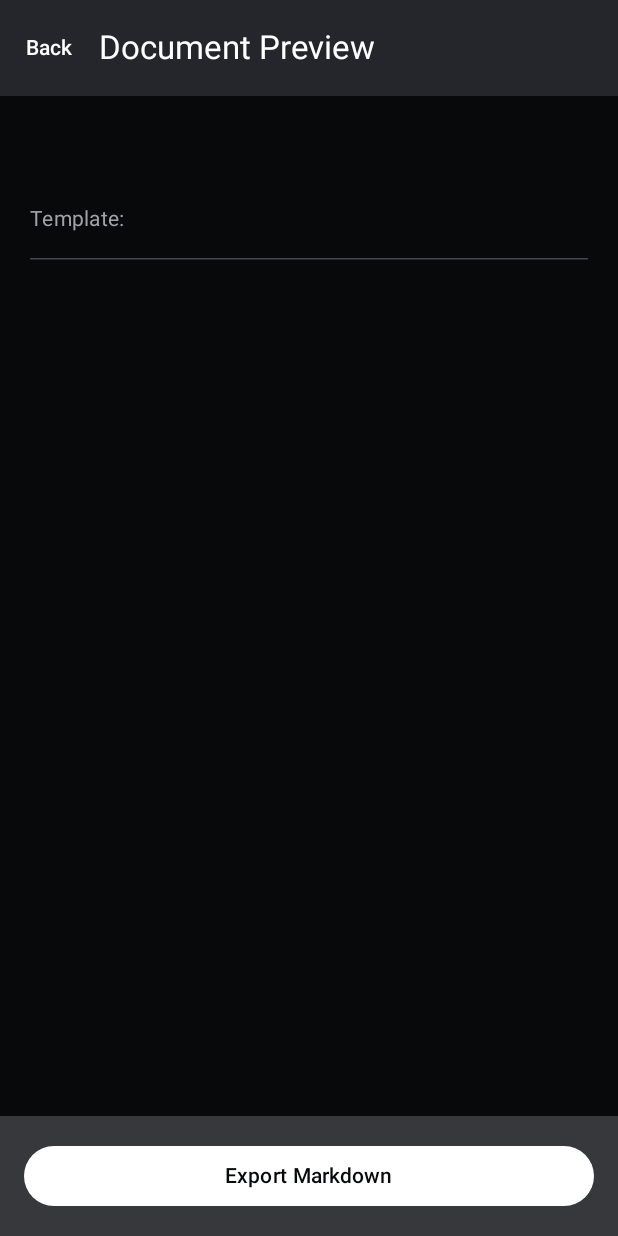
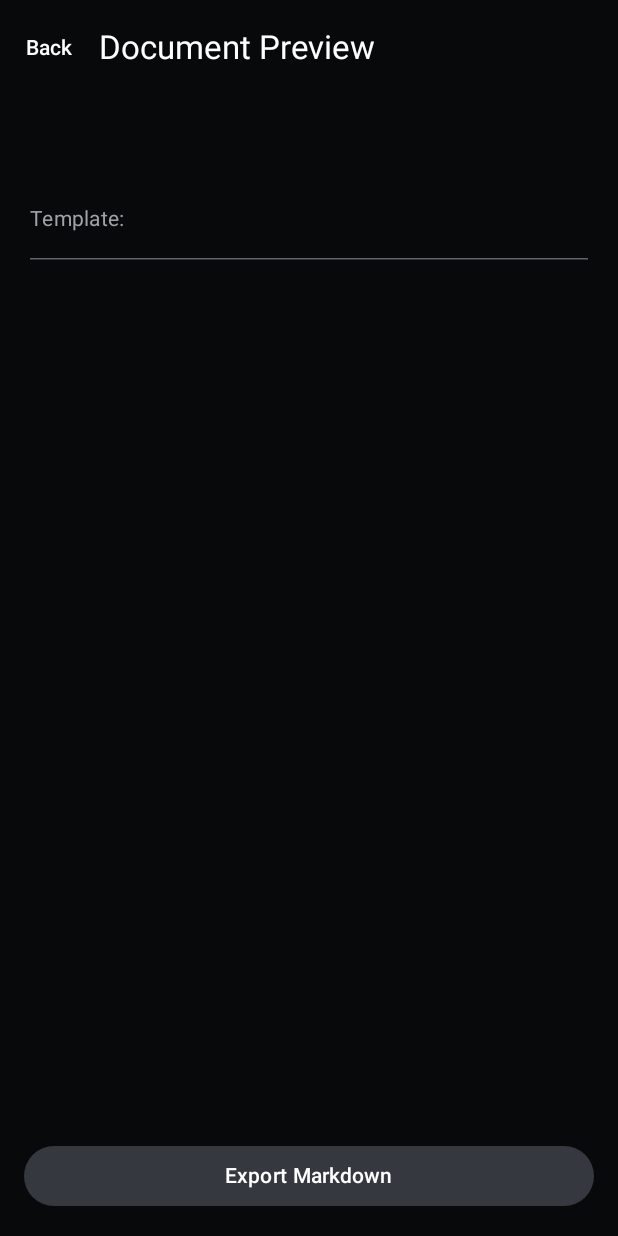
Before and after one commit to miloeais/RPArchitect, an Android app built with Jetpack Compose: the composable DocumentPreviewScreen called with empty values, on a phone screen of 412 x 824 dp. Run offline under Robolectric (Android 15) with nearby library versions, the phone set to English and light mode, and no system bars.

Commit message:
Update DocumentPreviewScreen.kt

```diff
--- a/app/src/main/java/com/rparchitect/app/ui/screens/DocumentPreviewScreen.kt
+++ b/app/src/main/java/com/rparchitect/app/ui/screens/DocumentPreviewScreen.kt
@@ -1,3 +1,4 @@
+
 package com.rparchitect.app.ui.screens
 
 import androidx.compose.foundation.layout.*
@@ -8,6 +9,7 @@ import androidx.compose.runtime.Composable
 import androidx.compose.ui.Modifier
 import androidx.compose.ui.unit.dp
 import com.rparchitect.app.data.export.DocumentPreviewField
+import com.rparchitect.app.ui.theme.RPArchitectColors
 
 @OptIn(ExperimentalMaterial3Api::class)
 @Composable
@@ -19,27 +21,42 @@ fun DocumentPreviewScreen(
     onExportMarkdown: () -> Unit
 ) {
     Scaffold(
+        containerColor = RPArchitectColors.Background,
         topBar = {
             TopAppBar(
                 title = {
-                    Text("Document Preview")
+                    Text(
+                        "Document Preview",
+                        color = RPArchitectColors.PrimaryText
+                    )
                 },
                 navigationIcon = {
                     TextButton(onClick = onBackClick) {
-                        Text("Back")
+                        Text(
+                            "Back",
+                            color = RPArchitectColors.PrimaryText
+                        )
                     }
-                }
+                },
+                colors = TopAppBarDefaults.topAppBarColors(
+                    containerColor = RPArchitectColors.Background
+                )
             )
         },
         bottomBar = {
             Surface(
-                tonalElevation = 3.dp
+                color = RPArchitectColors.Background,
+                tonalElevation = 0.dp
             ) {
                 Button(
                     onClick = onExportMarkdown,
                     modifier = Modifier
                         .fillMaxWidth()
-                        .padding(16.dp)
+                        .padding(16.dp),
+                    colors = ButtonDefaults.buttonColors(
+                        containerColor = RPArchitectColors.IconBackground,
+                        contentColor = RPArchitectColors.PrimaryText
+                    )
                 ) {
                     Text("Export Markdown")
                 }
@@ -58,16 +75,19 @@ fun DocumentPreviewScreen(
 
             Text(
                 text = title,
-                style = MaterialTheme.typography.headlineMedium
+                style = MaterialTheme.typography.headlineMedium,
+                color = RPArchitectColors.PrimaryText
             )
 
             Text(
                 text = "Template: $templateName",
                 style = MaterialTheme.typography.bodyMedium,
-                color = MaterialTheme.colorScheme.onSurfaceVariant
+                color = RPArchitectColors.SecondaryText
             )
 
-            HorizontalDivider()
+            HorizontalDivider(
+                color = RPArchitectColors.Outline
+            )
 
             fields.forEach { field ->
 
@@ -77,7 +97,8 @@ fun DocumentPreviewScreen(
 
                     Text(
                         text = field.label,
-                        style = MaterialTheme.typography.titleMedium
+                        style = MaterialTheme.typography.titleMedium,
+                        color = RPArchitectColors.PrimaryText
                     )
 
                     Text(
@@ -86,9 +107,9 @@ fun DocumentPreviewScreen(
                         },
                         style = MaterialTheme.typography.bodyLarge,
                         color = if (field.value.isBlank()) {
-                            MaterialTheme.colorScheme.onSurfaceVariant
+                            RPArchitectColors.SecondaryText
                         } else {
-                            MaterialTheme.colorScheme.onSurface
+                            RPArchitectColors.PrimaryText
                         }
                     )
                 }
```
